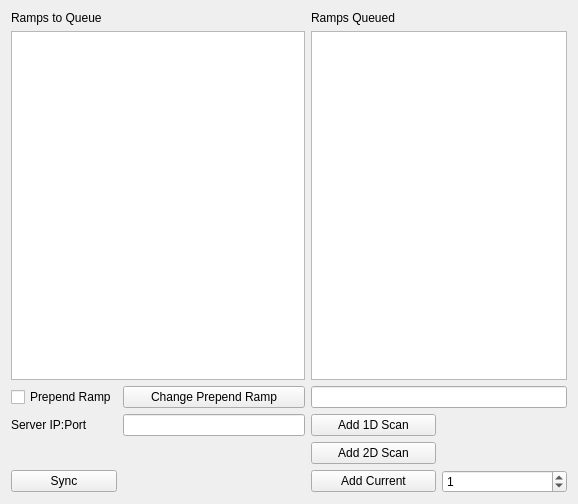
First picture: the form in ui/RampQueuer.ui, repository shreyaspotnis/rampage, before the edit.
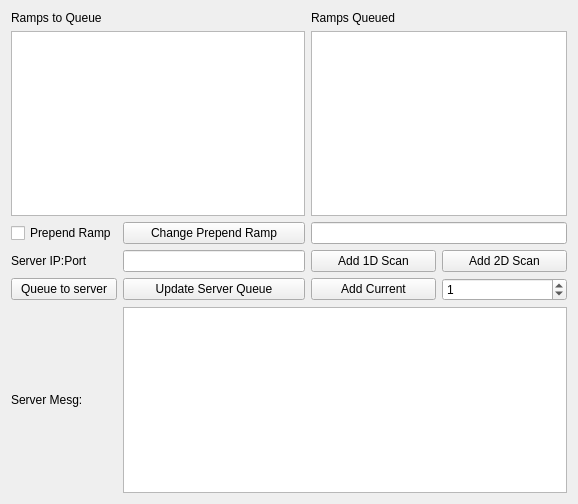
Second picture: the form after the edit.

Commit message: Basic Server-Client working

The edit to the form file:
```diff
--- a/ui/RampQueuer.ui
+++ b/ui/RampQueuer.ui
@@ -30,30 +30,6 @@
        </property>
       </widget>
      </item>
-     <item row="5" column="3">
-      <widget class="QSpinBox" name="spinNumberReps">
-       <property name="toolTip">
-        <string>Number of reps</string>
-       </property>
-       <property name="value">
-        <number>1</number>
-       </property>
-      </widget>
-     </item>
-     <item row="4" column="2">
-      <widget class="QPushButton" name="push2DScan">
-       <property name="text">
-        <string>Add 2D Scan</string>
-       </property>
-      </widget>
-     </item>
-     <item row="5" column="2">
-      <widget class="QPushButton" name="pushAddCurrent">
-       <property name="text">
-        <string>Add Current</string>
-       </property>
-      </widget>
-     </item>
      <item row="3" column="2">
       <widget class="QPushButton" name="push1DScan">
        <property name="text">
@@ -89,9 +65,9 @@
       </widget>
      </item>
      <item row="5" column="0">
-      <widget class="QPushButton" name="pushSync">
+      <widget class="QLabel" name="label_4">
        <property name="text">
-        <string>Sync</string>
+        <string>Server Mesg:</string>
        </property>
       </widget>
      </item>
@@ -105,6 +81,51 @@
        </property>
       </widget>
      </item>
+     <item row="3" column="3">
+      <widget class="QPushButton" name="push2DScan">
+       <property name="text">
+        <string>Add 2D Scan</string>
+       </property>
+      </widget>
+     </item>
+     <item row="4" column="0">
+      <widget class="QPushButton" name="pushQueueToServer">
+       <property name="text">
+        <string>Queue to server</string>
+       </property>
+      </widget>
+     </item>
+     <item row="4" column="2">
+      <widget class="QPushButton" name="pushAddCurrent">
+       <property name="text">
+        <string>Add Current</string>
+       </property>
+      </widget>
+     </item>
+     <item row="4" column="3">
+      <widget class="QSpinBox" name="spinNumberReps">
+       <property name="toolTip">
+        <string>Number of reps</string>
+       </property>
+       <property name="value">
+        <number>1</number>
+       </property>
+      </widget>
+     </item>
+     <item row="5" column="1" colspan="3">
+      <widget class="QTextEdit" name="textServerMesg">
+       <property name="readOnly">
+        <bool>true</bool>
+       </property>
+      </widget>
+     </item>
+     <item row="4" column="1">
+      <widget class="QPushButton" name="pushUpdateServerQueue">
+       <property name="text">
+        <string>Update Server Queue</string>
+       </property>
+      </widget>
+     </item>
     </layout>
    </item>
   </layout>
```
Left out of the diff: 54 changed lines with no effect on the pictures. The commit also changes 3 other files.
